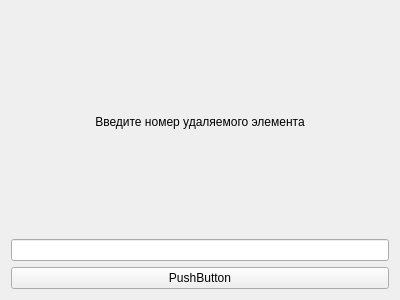
This is database/interfaces/Delete.ui in PinPex/Practice as Qt 5 draws it before an edit. The edited form follows.
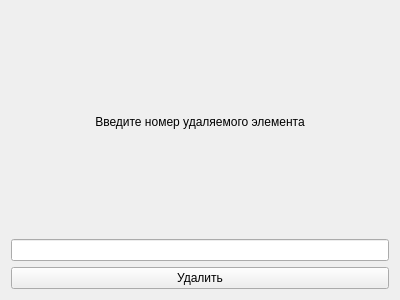
This is the edited form.

The edit to the form file:
```diff
--- a/database/interfaces/Delete.ui
+++ b/database/interfaces/Delete.ui
@@ -30,7 +30,7 @@
    <item>
     <widget class="QPushButton" name="pushButton">
      <property name="text">
-      <string>PushButton</string>
+      <string>Удалить</string>
      </property>
     </widget>
    </item>
```
